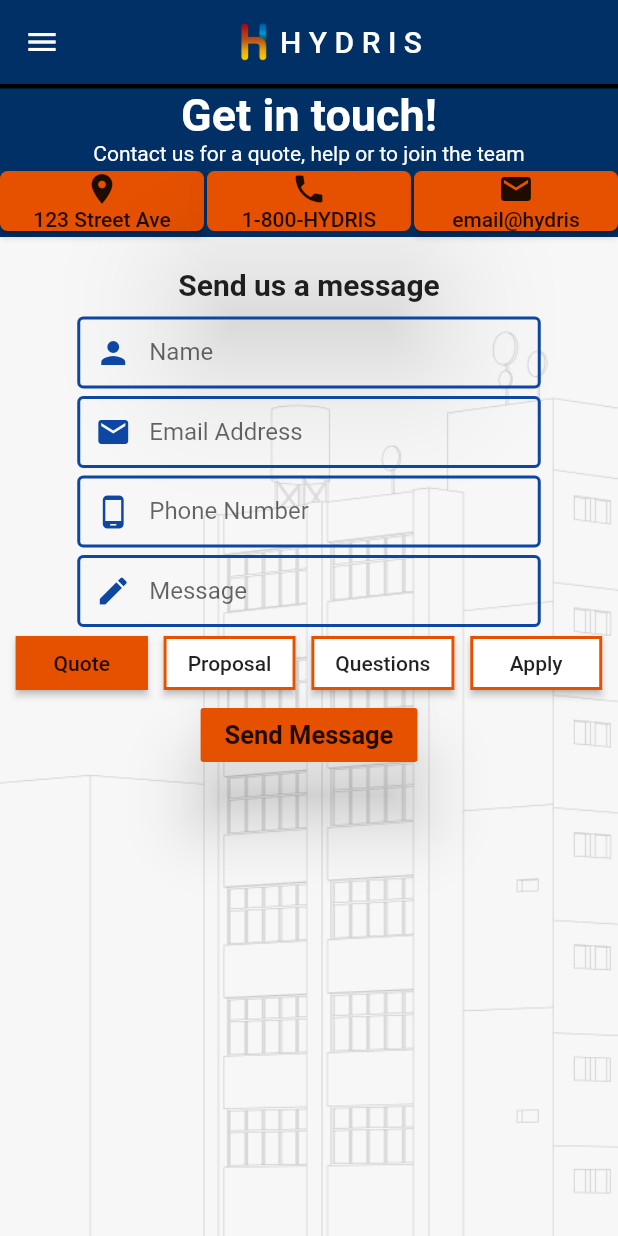
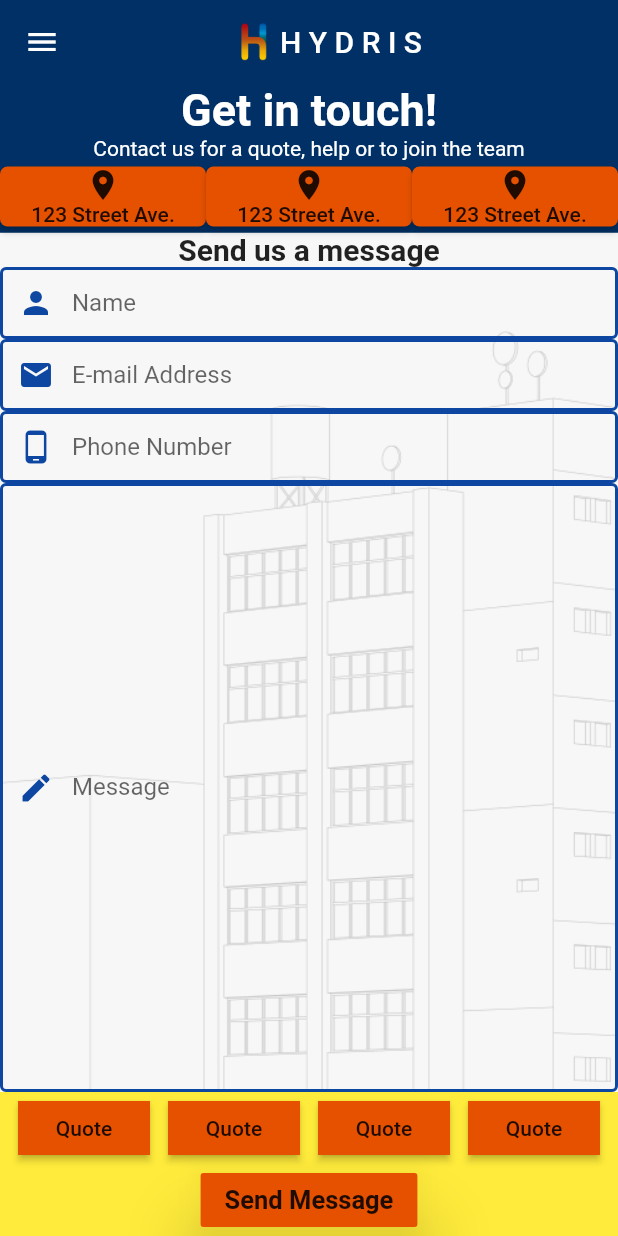
Before and after one commit to JosephLattisaw/hydris, a Flutter app: the screen it shows after launch, on a phone screen of 412 x 824 dp. Run offline on Flutter 3.47's test engine with Material 2 defaults, Android fonts, the phone set to English and light mode, and no system bars.

Commit message:
layout is correct on contact screen

```diff
--- a/hydris/lib/contact_screen.dart
+++ b/hydris/lib/contact_screen.dart
@@ -46,11 +46,7 @@ class _ContactScreenState extends State<ContactScreen> {
               child: Column(
                 children: [
                   Container(
-                    width: double.infinity,
-                    decoration: BoxDecoration(
                     color: Theme.of(context).primaryColor,
-                        border: Border(
-                            top: BorderSide(color: Colors.black, width: 3.0))),
                     child: Column(
                       children: [
                         Text(
@@ -65,7 +61,7 @@ class _ContactScreenState extends State<ContactScreen> {
                           style: TextStyle(color: Colors.white, fontSize: 14),
                         ),
                         Container(
-                          color: Colors.transparent,
+                          color: Theme.of(context).primaryColor,
                           child: Row(
                             children: [
                               Expanded(
@@ -77,31 +73,10 @@ class _ContactScreenState extends State<ContactScreen> {
                                   child: Column(
                                     children: [
                                       Icon(Icons.location_on),
-                                      Text("123 Street Ave"),
+                                      Text("123 Street Ave.")
                                     ],
                                   ),
                                 ),
-                              ),
-                              SizedBox(
-                                width: 2.0,
-                              ),
-                              Expanded(
-                                child: RaisedButton(
-                                  elevation: 40.0,
-                                  color: Colors.orange[900],
-                                  onPressed: () {},
-                                  shape: RoundedRectangleBorder(
-                                      borderRadius: BorderRadius.circular(5.0)),
-                                  child: Column(
-                                    children: [
-                                      Icon(Icons.phone),
-                                      Text("1-800-HYDRIS"),
-                                    ],
-                                  ),
-                                ),
-                              ),
-                              SizedBox(
-                                width: 2.0,
                               ),
                               Expanded(
                                 child: RaisedButton(
@@ -111,30 +86,37 @@ class _ContactScreenState extends State<ContactScreen> {
                                       borderRadius: BorderRadius.circular(5.0)),
                                   child: Column(
                                     children: [
-                                      Icon(Icons.mail),
-                                      Text("email@hydris"),
+                                      Icon(Icons.location_on),
+                                      Text("123 Street Ave.")
                                     ],
                                   ),
                                 ),
                               ),
+                              Expanded(
+                                child: RaisedButton(
+                                  color: Colors.orange[900],
+                                  onPressed: () {},
+                                  shape: RoundedRectangleBorder(
+                                      borderRadius: BorderRadius.circular(5.0)),
+                                  child: Column(
+                                    children: [
+                                      Icon(Icons.location_on),
+                                      Text("123 Street Ave.")
                                     ],
                                   ),
                                 ),
+                              )
                             ],
                           ),
+                        )
+                      ],
                     ),
-                  SizedBox(
-                    height: 20,
                   ),
                   Text(
                     "Send us a message",
                     style: TextStyle(fontSize: 20, fontWeight: FontWeight.bold),
                   ),
-                  SizedBox(
-                    height: 10,
-                  ),
                   Container(
-                    width: MediaQuery.of(context).size.width * .75,
                     child: Column(
                       children: [
                         TextField(
@@ -156,8 +138,24 @@ class _ContactScreenState extends State<ContactScreen> {
                           ),
                           style: TextStyle(fontSize: 16.0, color: Colors.black),
                         ),
-                        SizedBox(
-                          height: 5,
+                        TextField(
+                          decoration: InputDecoration(
+                            enabledBorder: OutlineInputBorder(
+                                borderSide: BorderSide(
+                                    color: Colors.blue[900], width: 2.0)),
+                            focusedBorder: OutlineInputBorder(
+                                borderSide: BorderSide(
+                                    color: Colors.orange[900], width: 2.0)),
+                            fillColor: Colors.white,
+                            labelText: "E-mail Address",
+                            prefixIcon: Icon(
+                              Icons.mail,
+                              color: Colors.blue[900],
+                            ),
+                            //filled: true,
+                            contentPadding: EdgeInsets.all(0),
+                          ),
+                          style: TextStyle(fontSize: 16.0, color: Colors.black),
                         ),
                         TextField(
                           decoration: InputDecoration(
@@ -168,61 +166,44 @@ class _ContactScreenState extends State<ContactScreen> {
                                 borderSide: BorderSide(
                                     color: Colors.orange[900], width: 2.0)),
                             fillColor: Colors.white,
-                              labelText: "Email Address",
-                              prefixIcon: Icon(
-                                Icons.mail,
-                                color: Colors.blue[900],
-                              ),
-                              //filled: true,
-                              contentPadding: EdgeInsets.all(0)),
-                          style: TextStyle(fontSize: 16.0, color: Colors.black),
-                        ),
-                        SizedBox(
-                          height: 5,
-                        ),
-                        TextField(
-                          decoration: InputDecoration(
-                              enabledBorder: OutlineInputBorder(
-                                  borderSide: BorderSide(
-                                      color: Colors.blue[900], width: 2)),
-                              focusedBorder: OutlineInputBorder(
-                                  borderSide: BorderSide(
-                                      color: Colors.orange[900], width: 2)),
-                              fillColor: Colors.white,
                             labelText: "Phone Number",
                             prefixIcon: Icon(
                               Icons.phone_android,
                               color: Colors.blue[900],
                             ),
-                              //filled: true,
-                              contentPadding: EdgeInsets.all(0)),
+                            contentPadding: EdgeInsets.all(0),
+                          ),
                           style: TextStyle(fontSize: 16.0, color: Colors.black),
                         ),
-                        SizedBox(
-                          height: 5,
+                      ],
                     ),
-                        TextField(
+                  ),
+                  Expanded(
+                    child: Container(
+                      height: double.infinity,
+                      child: TextField(
                         keyboardType: TextInputType.multiline,
                         decoration: InputDecoration(
                           enabledBorder: OutlineInputBorder(
                               borderSide: BorderSide(
-                                      color: Colors.blue[900], width: 2)),
+                                  color: Colors.blue[900], width: 2.0)),
                           focusedBorder: OutlineInputBorder(
                               borderSide: BorderSide(
-                                      color: Colors.orange[900], width: 2)),
-                              fillColor: Colors.white,
+                                  color: Colors.orange[900], width: 2.0)),
                           labelText: "Message",
                           prefixIcon: Icon(
                             Icons.edit,
                             color: Colors.blue[900],
                           ),
-                              //filled: true,
-                              contentPadding: EdgeInsets.all(0)),
-                          style: TextStyle(fontSize: 16.0, color: Colors.black),
                         ),
-                      ],
+                        maxLines: 20,
                       ),
                     ),
+                  ),
+                  Container(
+                    color: Colors.yellow,
+                    child: Column(
+                      children: [
                         Row(
                           mainAxisAlignment: MainAxisAlignment.spaceEvenly,
                           children: [
@@ -243,42 +224,42 @@ class _ContactScreenState extends State<ContactScreen> {
                             RaisedButton(
                               onPressed: () {
                                 setState(() {
-                            toggleServicesIndex = 1;
+                                  toggleServicesIndex = 0;
                                 });
                               },
                               shape: RoundedRectangleBorder(
                                   side: BorderSide(
                                       color: Colors.orange[900], width: 2.0)),
-                        child: Text("Proposal"),
-                        color: toggleServicesIndex == 1
+                              child: Text("Quote"),
+                              color: toggleServicesIndex == 0
                                   ? Colors.orange[900]
                                   : Colors.white,
                             ),
                             RaisedButton(
                               onPressed: () {
                                 setState(() {
-                            toggleServicesIndex = 2;
+                                  toggleServicesIndex = 0;
                                 });
                               },
                               shape: RoundedRectangleBorder(
                                   side: BorderSide(
                                       color: Colors.orange[900], width: 2.0)),
-                        child: Text("Questions"),
-                        color: toggleServicesIndex == 2
+                              child: Text("Quote"),
+                              color: toggleServicesIndex == 0
                                   ? Colors.orange[900]
                                   : Colors.white,
                             ),
                             RaisedButton(
                               onPressed: () {
                                 setState(() {
-                            toggleServicesIndex = 3;
+                                  toggleServicesIndex = 0;
                                 });
                               },
                               shape: RoundedRectangleBorder(
                                   side: BorderSide(
                                       color: Colors.orange[900], width: 2.0)),
-                        child: Text("Apply"),
-                        color: toggleServicesIndex == 3
+                              child: Text("Quote"),
+                              color: toggleServicesIndex == 0
                                   ? Colors.orange[900]
                                   : Colors.white,
                             ),
@@ -289,14 +270,17 @@ class _ContactScreenState extends State<ContactScreen> {
                           onPressed: () {},
                           child: Text(
                             "Send Message",
-                      style:
-                          TextStyle(fontSize: 17, fontWeight: FontWeight.bold),
+                            style: TextStyle(
+                                fontSize: 17, fontWeight: FontWeight.bold),
                           ),
                           color: Colors.orange[900],
                         )
                       ],
                     ),
+                  )
+                ],
               ),
+            )
           ],
         ),
       ),
```
Lines whose indentation alone changed are shown as unchanged.
